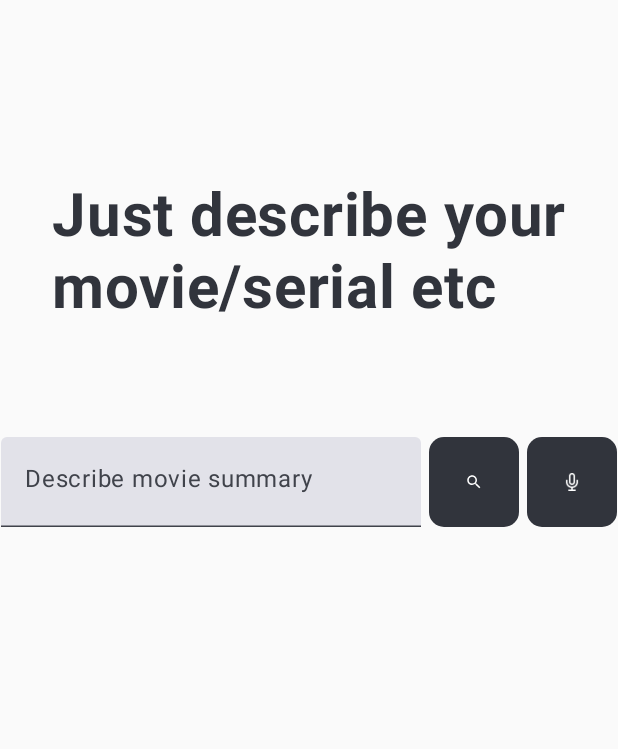
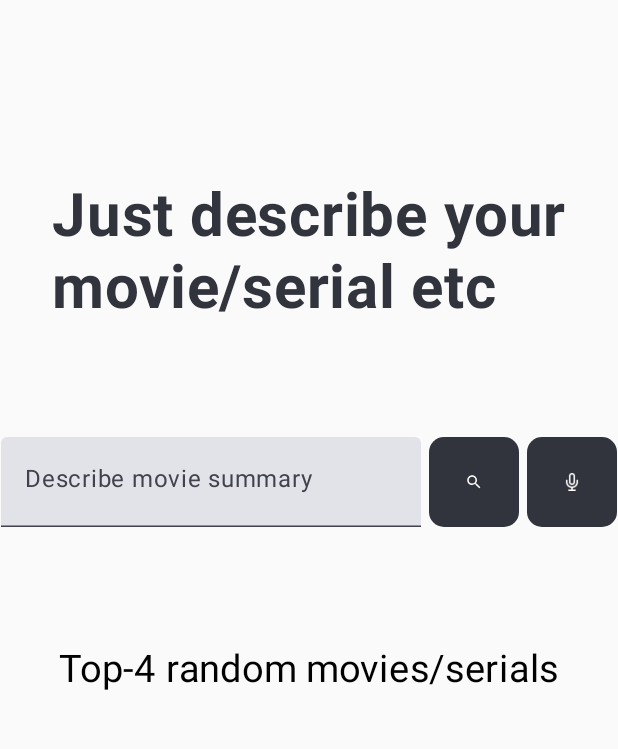
Before and after one commit to w1lderr/StreamScouterAndroidApp, an Android app built with Jetpack Compose: the screen it shows after launch (MainActivity), after a tap on "Microphone", on a phone screen of 412 x 824 dp, the part 100-849 px from its top. Run offline under Robolectric (Android 15) with nearby library versions, the phone set to English and light mode, and no system bars; pictures from the network do not load.

Commit message:
Added random movies and voice recognize feature

```diff
--- a/app/src/main/java/com/example/streamscouter/api/StreamScouterApi.kt
+++ b/app/src/main/java/com/example/streamscouter/api/StreamScouterApi.kt
@@ -7,4 +7,7 @@ import retrofit2.http.Query
 interface StreamScouterApi {
     @GET("getRecommendations")
     suspend fun getRecommendations(@Query("movie_description") movie_description: String): List<Movie>
+
+    @GET("getRandomRecommendations")
+    suspend fun getRandomRecommendations(): List<Movie>
 }
--- a/app/src/main/java/com/example/streamscouter/data/repo/MainScreenRepo.kt
+++ b/app/src/main/java/com/example/streamscouter/data/repo/MainScreenRepo.kt
@@ -9,4 +9,8 @@ class MainScreenRepo {
     suspend fun getRecommendations(film_description: String): List<Movie> {
         return streamScouterApi.getRecommendations(film_description)
     }
+
+    suspend fun getRandomRecommendations(): List<Movie> {
+        return streamScouterApi.getRandomRecommendations()
+    }
 }
--- a/app/src/main/java/com/example/streamscouter/ui/screen/MainScreen.kt
+++ b/app/src/main/java/com/example/streamscouter/ui/screen/MainScreen.kt
@@ -1,6 +1,11 @@
 package com.example.streamscouter.ui.screen
 
+import android.app.Activity
+import android.content.Intent
+import android.speech.RecognizerIntent
 import android.widget.Toast
+import androidx.activity.compose.rememberLauncherForActivityResult
+import androidx.activity.result.contract.ActivityResultContracts
 import androidx.compose.foundation.background
 import androidx.compose.foundation.layout.Arrangement
 import androidx.compose.foundation.layout.Box
@@ -29,6 +34,8 @@ import androidx.compose.runtime.Composable
 import androidx.compose.runtime.LaunchedEffect
 import androidx.compose.runtime.collectAsState
 import androidx.compose.runtime.getValue
+import androidx.compose.runtime.mutableStateOf
+import androidx.compose.runtime.remember
 import androidx.compose.ui.Alignment
 import androidx.compose.ui.Modifier
 import androidx.compose.ui.draw.clip
@@ -43,13 +50,22 @@ import androidx.compose.ui.unit.sp
 import coil3.compose.AsyncImage
 import com.example.streamscouter.R
 import com.example.streamscouter.data.model.Movie
+import java.util.Locale
 
 @Composable
 fun MainScreen(viewModel: MainViewModel) {
+    val context = LocalContext.current
     val uiState by viewModel.uiState.collectAsState(MainUiState())
     val movie_description by viewModel.movie_description.collectAsState("")
-    val context = LocalContext.current
-
+    val launcher = rememberLauncherForActivityResult(ActivityResultContracts.StartActivityForResult()) {
+        if (it.resultCode == Activity.RESULT_OK) {
+            val data = it.data
+            val result = data?.getStringArrayListExtra(RecognizerIntent.EXTRA_RESULTS)
+            viewModel.onMovieDescriptionChanged(result?.get(0) ?: "No speech detected.")
+        } else {
+            Toast.makeText(context, "Speech recognition failed.", Toast.LENGTH_SHORT).show()
+        }
+    }
     LaunchedEffect(uiState.toast) {
         if (uiState.toast.isNotEmpty()) {
             Toast.makeText(context, uiState.toast, Toast.LENGTH_SHORT).show()
@@ -110,7 +126,11 @@ fun MainScreen(viewModel: MainViewModel) {
 
             Button(
                 onClick = {
-
+                    val intent = Intent(RecognizerIntent.ACTION_RECOGNIZE_SPEECH)
+                    intent.putExtra(RecognizerIntent.EXTRA_LANGUAGE_MODEL, RecognizerIntent.LANGUAGE_MODEL_FREE_FORM)
+                    intent.putExtra(RecognizerIntent.EXTRA_LANGUAGE, Locale.getDefault())
+                    intent.putExtra(RecognizerIntent.EXTRA_PROMPT, "Go on then, say something.")
+                    launcher.launch(intent)
                 },
                 modifier = Modifier.size(height = 60.dp, width = 60.dp),
                 shape = RoundedCornerShape(10.dp),
@@ -130,13 +150,11 @@ fun MainScreen(viewModel: MainViewModel) {
             horizontalArrangement = Arrangement.Center,
             verticalAlignment = Alignment.CenterVertically
         ) {
-            if (uiState.showResult) {
-                Text(
-                    text = "Result:",
-                    fontSize = 25.sp,
-                    fontWeight = FontWeight.Normal
-                )
-            }
+            Text(
+                text = uiState.showResult,
+                fontSize = 25.sp,
+                fontWeight = FontWeight.Normal
+            )
         }
 
         Spacer(modifier = Modifier.height(30.dp))
--- a/app/src/main/java/com/example/streamscouter/ui/screen/MainUiState.kt
+++ b/app/src/main/java/com/example/streamscouter/ui/screen/MainUiState.kt
@@ -3,7 +3,8 @@ package com.example.streamscouter.ui.screen
 import com.example.streamscouter.data.model.Movie
 
 data class MainUiState (
-    val showResult: Boolean = false,
+    val showResult: String = "Top-4 random movies/serials",
     val movies: List<Movie> = emptyList(),
-    val toast: String = ""
+    val toast: String = "",
+
 )
--- a/app/src/main/java/com/example/streamscouter/ui/screen/MainViewModel.kt
+++ b/app/src/main/java/com/example/streamscouter/ui/screen/MainViewModel.kt
@@ -1,6 +1,5 @@
 package com.example.streamscouter.ui.screen
 
-import android.util.Log
 import androidx.lifecycle.ViewModel
 import androidx.lifecycle.viewModelScope
 import com.example.streamscouter.data.repo.MainScreenRepo
@@ -17,7 +16,11 @@ class MainViewModel: ViewModel() {
     val uiState: Flow<MainUiState> get() = _uiState
     val movie_description: Flow<String> get() = _movie_description
 
-    private fun setShowResult(value: Boolean) {
+    init {
+        getRandomMovies()
+    }
+
+    private fun setShowResult(value: String) {
         _uiState.value = _uiState.value.copy(showResult = value)
     }
 
@@ -37,7 +40,7 @@ class MainViewModel: ViewModel() {
                 if (current_movie_description.isNotEmpty()) {
                     val movies = _repository.value.getRecommendations(current_movie_description)
                     _uiState.value = _uiState.value.copy(movies = movies)
-                    setShowResult(true)
+                    setShowResult("Result:")
                 } else {
                     withContext(Dispatchers.Main) {
                         setToast("U forgot to describe ur movie :)")
@@ -50,4 +53,17 @@ class MainViewModel: ViewModel() {
             }
         }
     }
+
+    fun getRandomMovies() {
+        viewModelScope.launch(Dispatchers.IO) {
+            try {
+                val movies = _repository.value.getRandomRecommendations()
+                _uiState.value = _uiState.value.copy(movies = movies)
+            } catch (e: Exception) {
+                withContext(Dispatchers.Main) {
+                    setToast("Error: $e")
+                }
+            }
+        }
+    }
 }
```
